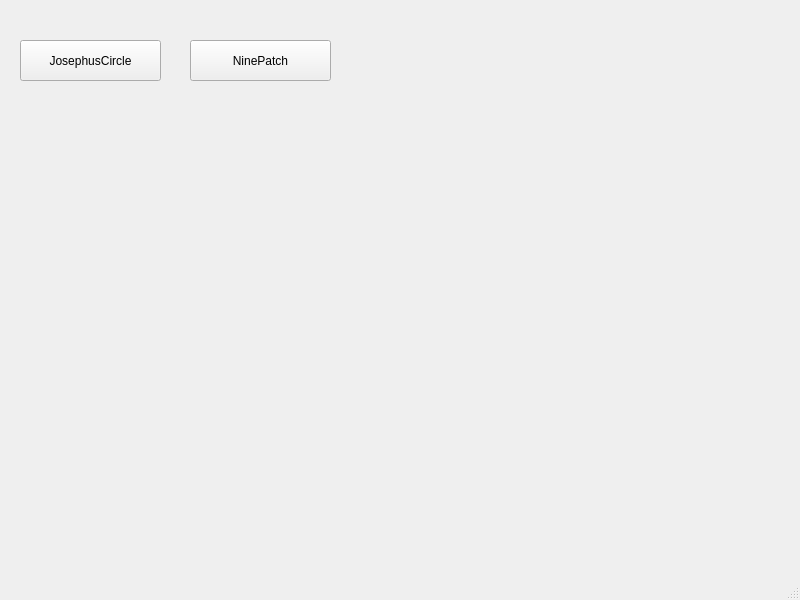
The window that UI/main.ui (mojerro/QtLearn) describes before a commit, drawn with Qt 5.
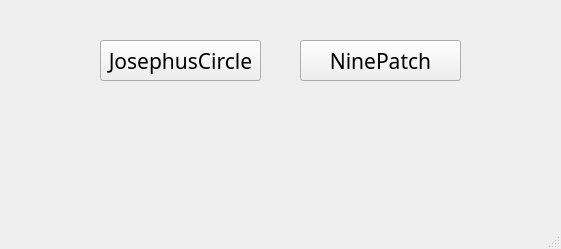
The same window after the commit.

The edit to the form file:
```diff
--- a/UI/main.ui
+++ b/UI/main.ui
@@ -6,8 +6,8 @@
    <rect>
     <x>0</x>
     <y>0</y>
-    <width>800</width>
-    <height>600</height>
+    <width>561</width>
+    <height>249</height>
    </rect>
   </property>
   <property name="windowTitle">
@@ -17,12 +17,18 @@
    <widget class="QPushButton" name="NinePatchButton">
     <property name="geometry">
      <rect>
-      <x>190</x>
+      <x>300</x>
       <y>40</y>
-      <width>141</width>
+      <width>161</width>
       <height>41</height>
      </rect>
     </property>
+    <property name="font">
+     <font>
+      <family>等线 Light</family>
+      <pointsize>16</pointsize>
+     </font>
+    </property>
     <property name="text">
      <string>NinePatch</string>
     </property>
@@ -30,12 +36,18 @@
    <widget class="QPushButton" name="JosephusCircleButton">
     <property name="geometry">
      <rect>
-      <x>20</x>
+      <x>100</x>
       <y>40</y>
-      <width>141</width>
+      <width>161</width>
       <height>41</height>
      </rect>
     </property>
+    <property name="font">
+     <font>
+      <family>等线 Light</family>
+      <pointsize>16</pointsize>
+     </font>
+    </property>
     <property name="text">
      <string>JosephusCircle</string>
     </property>
```
Left out of the diff: 4 changed lines with no effect on the pictures.
